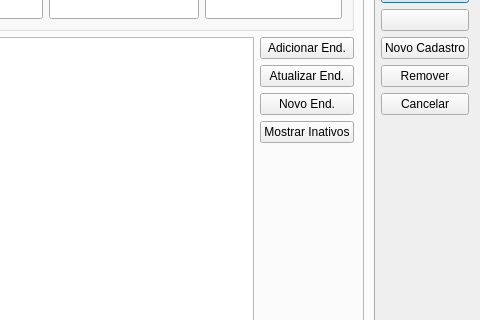
Above: cadastrocliente.ui from lellisls/ERP-STACCATO before the change; both pictures show x 864 to 1344 and y 94 to 414 of the 1344 by 625 pixel window. Below: the same form after it.
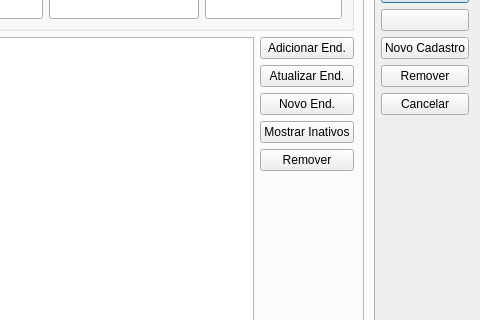
That is the form after the change. The open tabs and pages were chosen to show the change. Icons and pictures are not drawn. Custom widgets are drawn as their Qt base class.

Commit message: Botão para remover endereço na tela de Cadastro de Clientes/Fornecedores

Patch:
```diff
--- a/cadastrocliente.ui
+++ b/cadastrocliente.ui
@@ -811,6 +811,16 @@
               </property>
              </widget>
             </item>
+            <item>
+             <widget class="QPushButton" name="pushButtonRemoverEnd">
+              <property name="text">
+               <string>Remover</string>
+              </property>
+              <property name="checkable">
+               <bool>true</bool>
+              </property>
+             </widget>
+            </item>
             <item>
              <spacer name="verticalSpacer_3">
               <property name="orientation">
```
Left out of the diff: 2 changed lines with no effect on the pictures. The commit also changes 2 other files.
